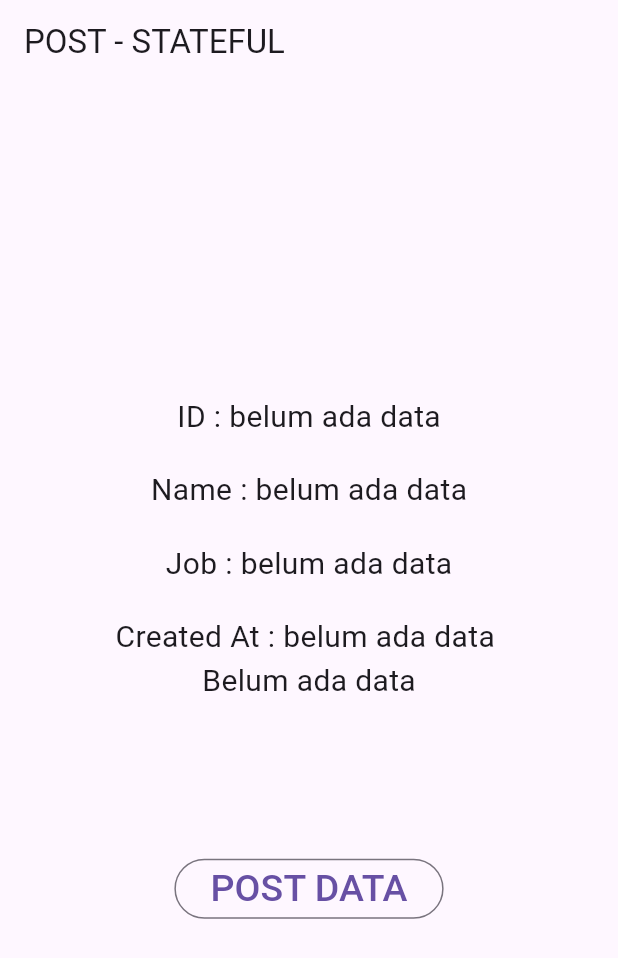
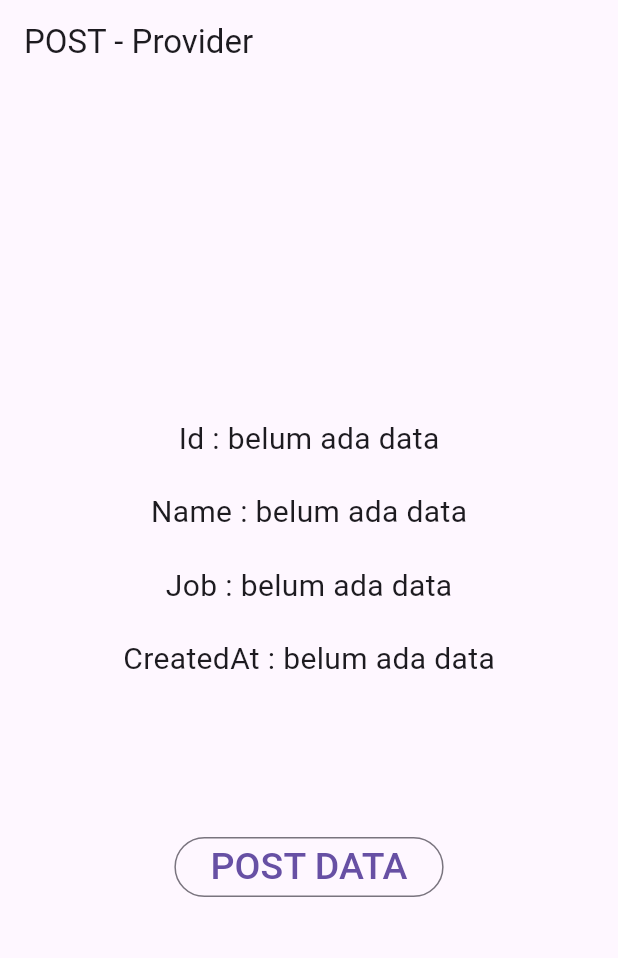
Before and after one commit to rafsanza-hub/learn-flutter, a Flutter app: the screen it shows after launch, after a tap on "POST DATA", on a phone screen of 412 x 824 dp. Shown: the top 958 px of the screen. Run offline on Flutter 3.47's test engine with Material 3 defaults, Android fonts, the phone set to English and light mode, and no system bars; our stand-ins replace faker; network calls fail.

Commit message:
Post Method & Provider

```diff
--- /dev/null
+++ b/lib/home_provider.dart
@@ -0,0 +1,79 @@
+import 'package:flutter/material.dart';
+import 'package:provider/provider.dart';
+import 'package:second_app/http_provider.dart';
+
+class HomeProvider extends StatefulWidget {
+  HomeProvider({super.key});
+  @override
+  State<HomeProvider> createState() => _HomeProviderState();
+}
+
+class _HomeProviderState extends State<HomeProvider> {
+  HttpProvider dataResponse = HttpProvider();
+  @override
+  Widget build(BuildContext context) {
+    HttpProvider dataResponse =
+        Provider.of<HttpProvider>(context, listen: false);
+    return Scaffold(
+      appBar: AppBar(
+        title: const Text("POST - Provider"),
+      ),
+      body: Container(
+        width: double.infinity,
+        margin: const EdgeInsets.all(20),
+        child: Column(
+          mainAxisAlignment: MainAxisAlignment.center,
+          children: [
+            Consumer<HttpProvider>(builder: (context, data, child) {
+              return FittedBox(
+                child: Text(
+                  "Id : ${data.data["id"] ?? "belum ada data"}",
+                  style: const TextStyle(fontSize: 20),
+                ),
+              );
+            }),
+            const SizedBox(height: 20),
+            Consumer<HttpProvider>(builder: (context, data, child) {
+              return FittedBox(
+                child: Text(
+                  "Name : ${data.data["name"] ?? "belum ada data"}",
+                  style: const TextStyle(fontSize: 20),
+                ),
+              );
+            }),
+            const SizedBox(height: 20),
+            Consumer<HttpProvider>(builder: (context, data, child) {
+              return FittedBox(
+                child: Text(
+                  "Job : ${data.data["job"] ?? "belum ada data"}",
+                  style: const TextStyle(fontSize: 20),
+                ),
+              );
+            }),
+            const SizedBox(height: 20),
+            Consumer<HttpProvider>(builder: (context, data, child) {
+              return FittedBox(
+                child: Text(
+                  "CreatedAt : ${data.data["createdAt"] ?? "belum ada data"}",
+                  style: const TextStyle(fontSize: 20),
+                ),
+              );
+            }),
+            const SizedBox(height: 100),
+            OutlinedButton(
+              onPressed: () {
+                dataResponse.connectApi("Rafsan", "Back End Developer");
+              },
+              child: const Text(
+                "POST DATA",
+                style: TextStyle(
+                  fontSize: 25,
+                ),
+              ),
+            ),
+          ],
+        ),
+      ),
+    );
+  }
+}
--- a/lib/home_stateful.dart
+++ /dev/null
@@ -1,74 +0,0 @@
-import 'package:flutter/material.dart';
-import 'package:second_app/http_stateful.dart';
-
-class HomeStateful extends StatefulWidget {
-  HomeStateful({super.key});
-  @override
-  State<HomeStateful> createState() => _HomeStatefulState();
-}
-
-class _HomeStatefulState extends State<HomeStateful> {
-  HttpStateful dataResponse = HttpStateful();
-  @override
-  Widget build(BuildContext context) {
-    return Scaffold(
-      appBar: AppBar(
-        title: const Text("POST - STATEFUL"),
-      ),
-      body: Container(
-        width: double.infinity,
-        margin: const EdgeInsets.all(20),
-        child: Column(
-          mainAxisAlignment: MainAxisAlignment.center,
-          children: [
-            FittedBox(
-              child: Text(
-                "ID : ${dataResponse.id ?? "belum ada data"}",
-                style: const TextStyle(fontSize: 20),
-              ),
-            ),
-            const SizedBox(height: 20),
-            FittedBox(
-                child: Text("Name : ${dataResponse.name ?? "belum ada data"}",
-                    style: const TextStyle(fontSize: 20))),
-            const SizedBox(height: 20),
-            FittedBox(
-                child: Text("Job : ${dataResponse.job ?? "belum ada data"}",
-                    style: const TextStyle(fontSize: 20))),
-            const SizedBox(height: 20),
-            FittedBox(
-                child: Text(
-                    "Created At : ${dataResponse.createdAt ?? "belum ada data"} ",
-                    style: const TextStyle(fontSize: 20))),
-            FittedBox(
-              child: Text(
-                (dataResponse.id == null)
-                    ? "Belum ada data"
-                    : "data berhasil di terima",
-                style: const TextStyle(
-                  fontSize: 20,
-                ),
-              ),
-            ),
-            const SizedBox(height: 100),
-            OutlinedButton(
-              onPressed: () {
-                HttpStateful.connectApi("Rafsan", "BackEnd").then((value) {
-                  setState(() {
-                    dataResponse = value;
-                  });
-                });
-              },
-              child: const Text(
-                "POST DATA",
-                style: TextStyle(
-                  fontSize: 25,
-                ),
-              ),
-            ),
-          ],
-        ),
-      ),
-    );
-  }
-}
--- /dev/null
+++ b/lib/http_provider.dart
@@ -0,0 +1,25 @@
+import 'dart:convert';
+
+import 'package:flutter/material.dart';
+import 'package:http/http.dart' as http;
+import 'package:provider/provider.dart';
+
+class HttpProvider with ChangeNotifier {
+  Map data = {};
+
+  connectApi(String name, String job) async {
+    Uri url = Uri.parse("https://reqres.in/api/users/");
+
+    var hasilResponse = await http.post(
+      url,
+      body: {
+        "name": name,
+        "job": job,
+      },
+    );
+
+    data = jsonDecode(hasilResponse.body);
+
+    notifyListeners();
+  }
+}
--- a/lib/http_stateful.dart
+++ /dev/null
@@ -1,35 +0,0 @@
-import 'dart:convert';
-
-import 'package:http/http.dart' as http;
-
-class HttpStateful {
-  String? id, name, job, createdAt;
-
-  HttpStateful({
-    this.id,
-    this.name,
-    this.job,
-    this.createdAt,
-  });
-
-  static Future<HttpStateful> connectApi(String name, String job) async {
-    Uri url = Uri.parse("https://reqres.in/api/users/");
-
-    var hasilResponse = await http.post(
-      url,
-      body: {
-        "name": name,
-        "job": job,
-      },
-    );
-
-    var data = jsonDecode(hasilResponse.body);
-
-    return HttpStateful(
-      id: data['id'],
-      name: data['name'],
-      job: data['job'],
-      createdAt: data['createdAt'],
-    );
-  }
-}
--- a/lib/main.dart
+++ b/lib/main.dart
@@ -1,5 +1,7 @@
 import 'package:flutter/material.dart';
-import 'package:second_app/home_stateful.dart';
+import 'package:provider/provider.dart';
+import 'package:second_app/home_provider.dart';
+import 'package:second_app/http_provider.dart';
 
 void main() {
   runApp(const MyApp());
@@ -10,8 +12,11 @@ class MyApp extends StatelessWidget {
 
   @override
   Widget build(BuildContext context) {
-    return MaterialApp(
-      home: HomeStateful(),
+    return ChangeNotifierProvider(
+      create: (context) => HttpProvider(),
+      child: MaterialApp(
+        home: HomeProvider(),
+      ),
     );
   }
 }
```
